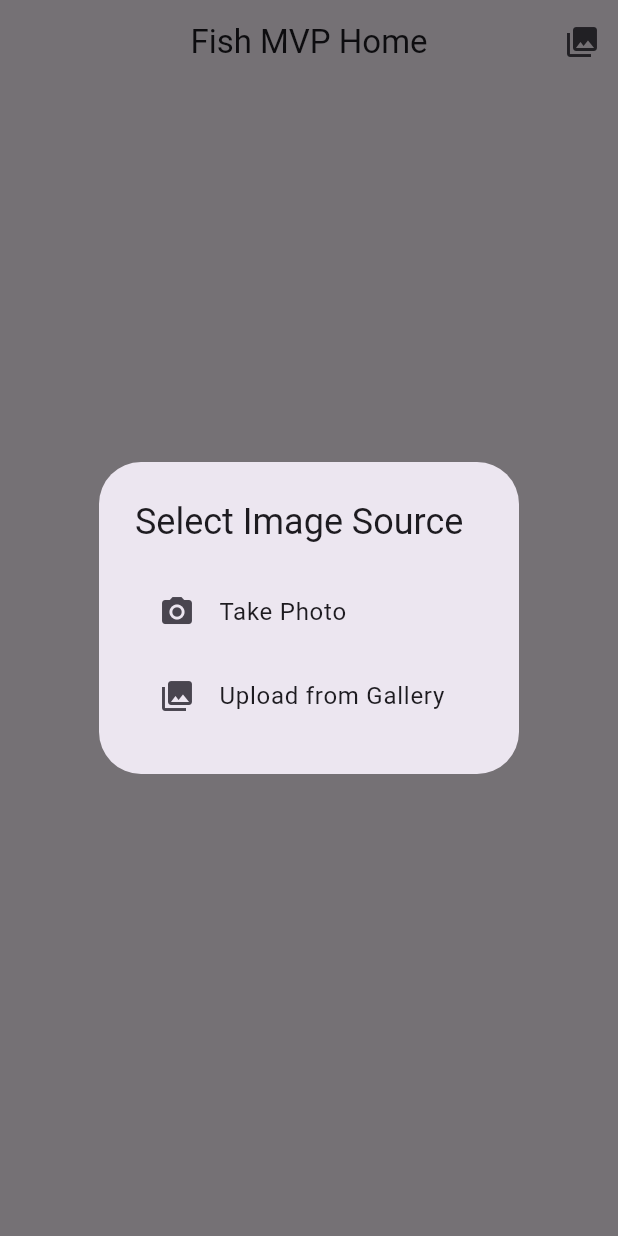
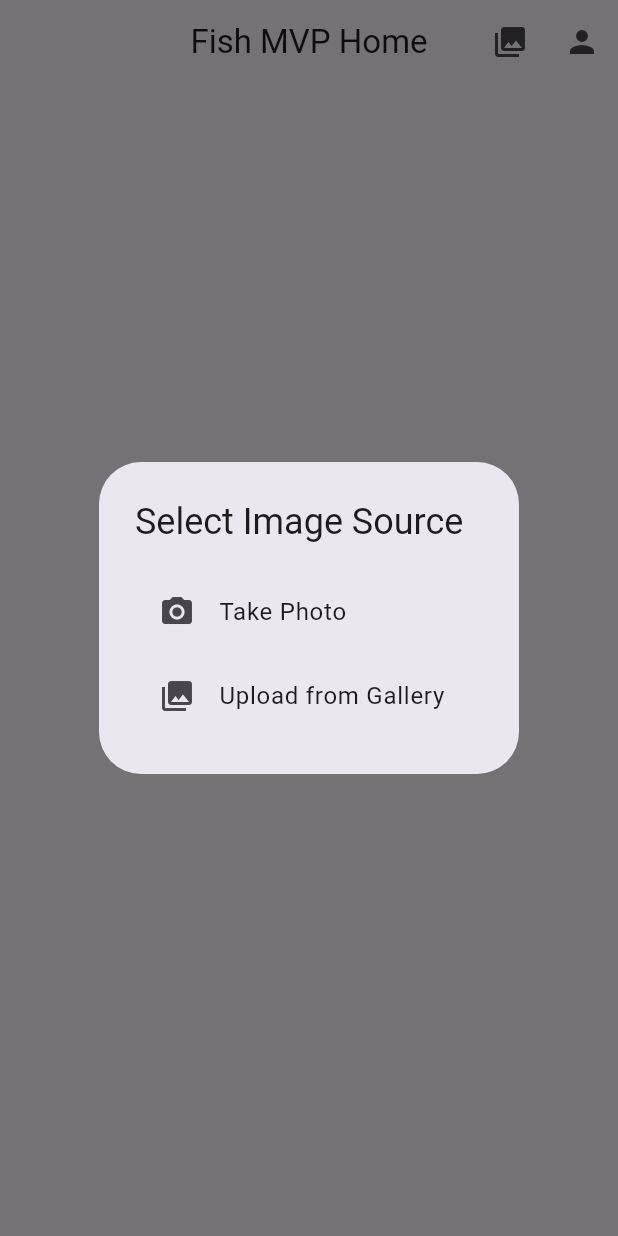
Before and after one commit to Neki18/SIH_25174, a Flutter app: the HomeScreen screen opened directly, after a tap on "Capture Fish", on a phone screen of 412 x 824 dp. Run offline on Flutter 3.47's test engine with Material 3 defaults, Android fonts, the phone set to English and light mode, and no system bars; our stand-ins replace image_picker, shared_preferences, sqflite; accounts and stored records are empty.

Commit message:
updated home screen with profile icon and the routing

```diff
--- a/lib/screens/home_screen.dart
+++ b/lib/screens/home_screen.dart
@@ -2,45 +2,56 @@ import 'dart:io';
 import 'package:flutter/material.dart';
 import 'package:image_picker/image_picker.dart';
 import 'capture_preview_screen.dart';
-import 'gallery_screen.dart'; // Import the gallery screen
+import 'gallery_screen.dart';
+import 'profile_screen.dart';
+import 'package:shared_preferences/shared_preferences.dart';
 
 class HomeScreen extends StatefulWidget {
   const HomeScreen({Key? key}) : super(key: key);
-
   @override
   State<HomeScreen> createState() => _HomeScreenState();
 }
 
-class _HomeScreenState extends State<HomeScreen> {
+class _HomeScreenState extends State<HomeScreen> with SingleTickerProviderStateMixin {
   File? _image;
   final ImagePicker _picker = ImagePicker();
+  String? username;
+  String? email;
+  String? phone;
+
+  late AnimationController _animController;
+  late Animation<double> _fade;
+  late Animation<Offset> _slide;
+
+  @override
+  void initState() {
+    super.initState();
+    _loadUserData();
+
+    _animController = AnimationController(vsync: this, duration: const Duration(milliseconds: 600));
+    _fade = CurvedAnimation(parent: _animController, curve: Curves.easeIn);
+    _slide = Tween<Offset>(begin: const Offset(0, 0.03), end: Offset.zero).animate(_animController);
+    Future.delayed(const Duration(milliseconds: 120), () => _animController.forward());
+  }
+
+  Future<void> _loadUserData() async {
+    final prefs = await SharedPreferences.getInstance();
+    setState(() {
+      username = prefs.getString('username');
+      email = prefs.getString('email');
+      phone = prefs.getString('phone');
+    });
+  }
 
   Future<void> _showImageSourceDialog() async {
     showDialog(
       context: context,
       builder: (context) => AlertDialog(
         title: const Text('Select Image Source'),
-        content: Column(
-          mainAxisSize: MainAxisSize.min,
-          children: [
-            ListTile(
-              leading: const Icon(Icons.camera_alt),
-              title: const Text('Take Photo'),
-              onTap: () {
-                Navigator.pop(context);
-                _pickImage(ImageSource.camera);
-              },
-            ),
-            ListTile(
-              leading: const Icon(Icons.photo_library),
-              title: const Text('Upload from Gallery'),
-              onTap: () {
-                Navigator.pop(context);
-                _pickImage(ImageSource.gallery);
-              },
-            ),
-          ],
-        ),
+        content: Column(mainAxisSize: MainAxisSize.min, children: [
+          ListTile(leading: const Icon(Icons.camera_alt), title: const Text('Take Photo'), onTap: () { Navigator.pop(context); _pickImage(ImageSource.camera); }),
+          ListTile(leading: const Icon(Icons.photo_library), title: const Text('Upload from Gallery'), onTap: () { Navigator.pop(context); _pickImage(ImageSource.gallery); }),
+        ]),
       ),
     );
   }
@@ -48,23 +59,18 @@ class _HomeScreenState extends State<HomeScreen> {
   Future<void> _pickImage(ImageSource source) async {
     final XFile? pickedFile = await _picker.pickImage(source: source);
     if (pickedFile != null) {
-      setState(() {
-        _image = File(pickedFile.path);
-      });
-      // Navigate to the preview screen
-      Navigator.push(
-        context,
-        MaterialPageRoute(
-          builder: (_) => CapturePreviewScreen(initialImage: _image!),
-        ),
-      ).then((value) {
-        // Reset image when coming back if needed
-        setState(() {
-          _image = null;
-        });
-      });
+      setState(() { _image = File(pickedFile.path); });
+      Navigator.of(context).push(_slideRoute(CapturePreviewScreen(initialImage: _image!)));
     }
   }
+
+  Route _slideRoute(Widget page) => PageRouteBuilder(
+    pageBuilder: (_, __, ___) => page,
+    transitionsBuilder: (_, animation, __, child) {
+      final tween = Tween(begin: const Offset(1, 0), end: Offset.zero).chain(CurveTween(curve: Curves.easeInOut));
+      return SlideTransition(position: animation.drive(tween), child: FadeTransition(opacity: animation, child: child));
+    },
+  );
 
   @override
   Widget build(BuildContext context) {
@@ -73,35 +79,27 @@ class _HomeScreenState extends State<HomeScreen> {
         title: const Text('Fish MVP Home'),
         centerTitle: true,
         actions: [
-          IconButton(
-            icon: const Icon(Icons.photo_library),
-            tooltip: 'My Captures',
-            onPressed: () {
-              Navigator.push(
-                context,
-                MaterialPageRoute(builder: (_) => const GalleryScreen()),
-              );
-            },
-          ),
+          IconButton(icon: const Icon(Icons.photo_library), tooltip: 'My Captures', onPressed: () { Navigator.of(context).push(_slideRoute(const GalleryScreen())); }),
+          IconButton(icon: const Icon(Icons.person), tooltip: 'Profile', onPressed: () {
+              if (username != null && email != null && phone != null) {
+                Navigator.of(context).push(_slideRoute(ProfileScreen(username: username!, email: email!, phone: phone!)));
+              } else {
+                ScaffoldMessenger.of(context).showSnackBar(const SnackBar(content: Text('User data not found. Please log in again.')));
+              }
+            }),
         ],
       ),
-      body: Center(
-        child: Column(
-          mainAxisAlignment: MainAxisAlignment.center,
-          children: [
-            const Text(
-              'Welcome to Fish MVP!',
-              style: TextStyle(fontSize: 24, fontWeight: FontWeight.bold),
-            ),
-            const SizedBox(height: 20),
-            ElevatedButton(
-              onPressed: _showImageSourceDialog,
-              child: const Text('Capture Fish'),
-              style: ElevatedButton.styleFrom(
-                minimumSize: const Size(200, 50),
-              ),
-            ),
-          ],
+      body: FadeTransition(
+        opacity: _fade,
+        child: SlideTransition(
+          position: _slide,
+          child: Center(
+            child: Column(mainAxisAlignment: MainAxisAlignment.center, children: [
+              Text('Welcome to Fish MVP!', style: Theme.of(context).textTheme.titleLarge?.copyWith(fontSize: 24, fontWeight: FontWeight.bold)),
+              const SizedBox(height: 20),
+              ElevatedButton(onPressed: _showImageSourceDialog, child: const Text('Capture Fish'), style: ElevatedButton.styleFrom(minimumSize: const Size(200,50))),
+            ]),
+          ),
         ),
       ),
     );
```
